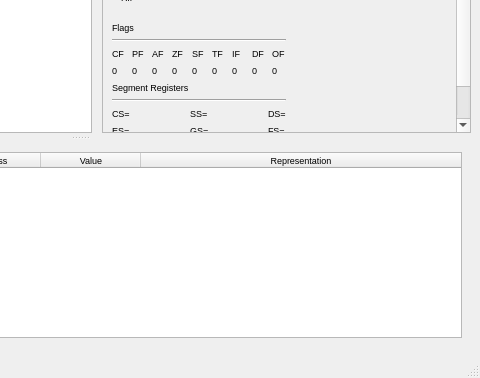
korcankaraokcu/PINCE, file GUI/memoryviewerwindow.ui: the form before one commit; both pictures show x 320 to 800 and y 222 to 600 of the 800 by 600 pixel window.
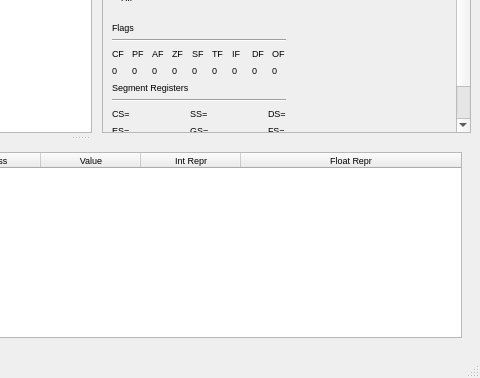
The form after the commit. The open tabs and pages were chosen to show the change. Custom widgets are drawn as their Qt base class.

Commit message: Separated Representation column to Int Repr and Float Repr columns for even more readability

Diff of the .ui file:
```diff
--- a/GUI/memoryviewerwindow.ui
+++ b/GUI/memoryviewerwindow.ui
@@ -1127,7 +1127,12 @@
                  </column>
                  <column>
                   <property name="text">
-                   <string>Representation</string>
+                   <string>Int Repr</string>
+                  </property>
+                 </column>
+                 <column>
+                  <property name="text">
+                   <string>Float Repr</string>
                   </property>
                  </column>
                 </widget>
```
The commit also changes 4 other files.
